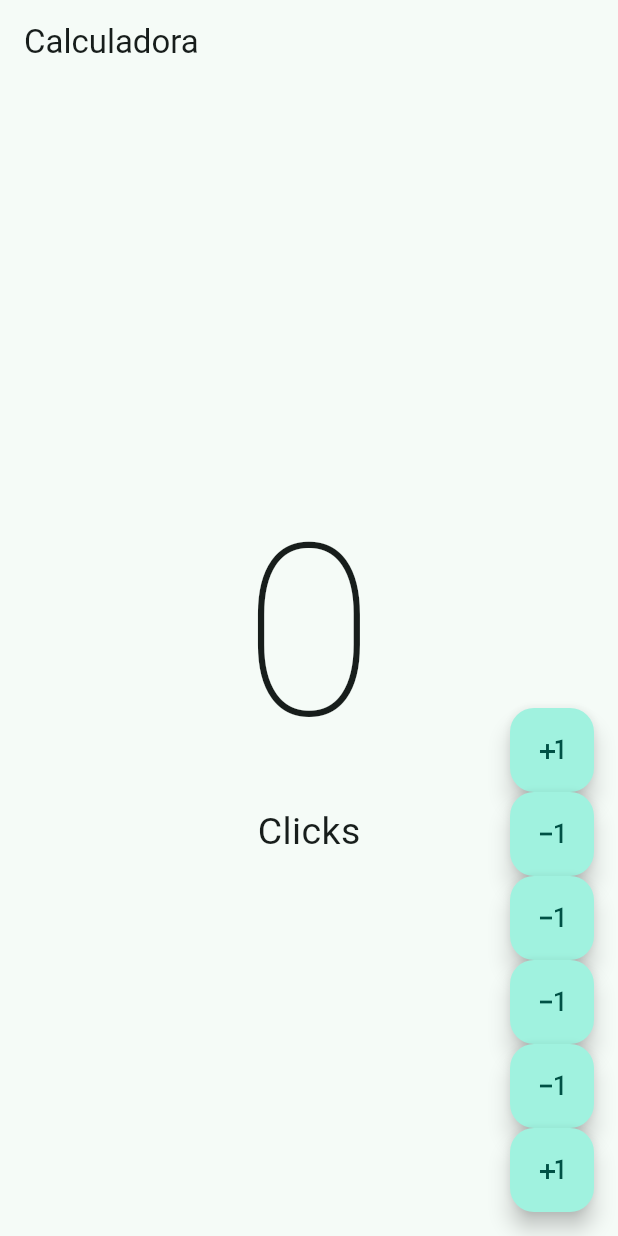
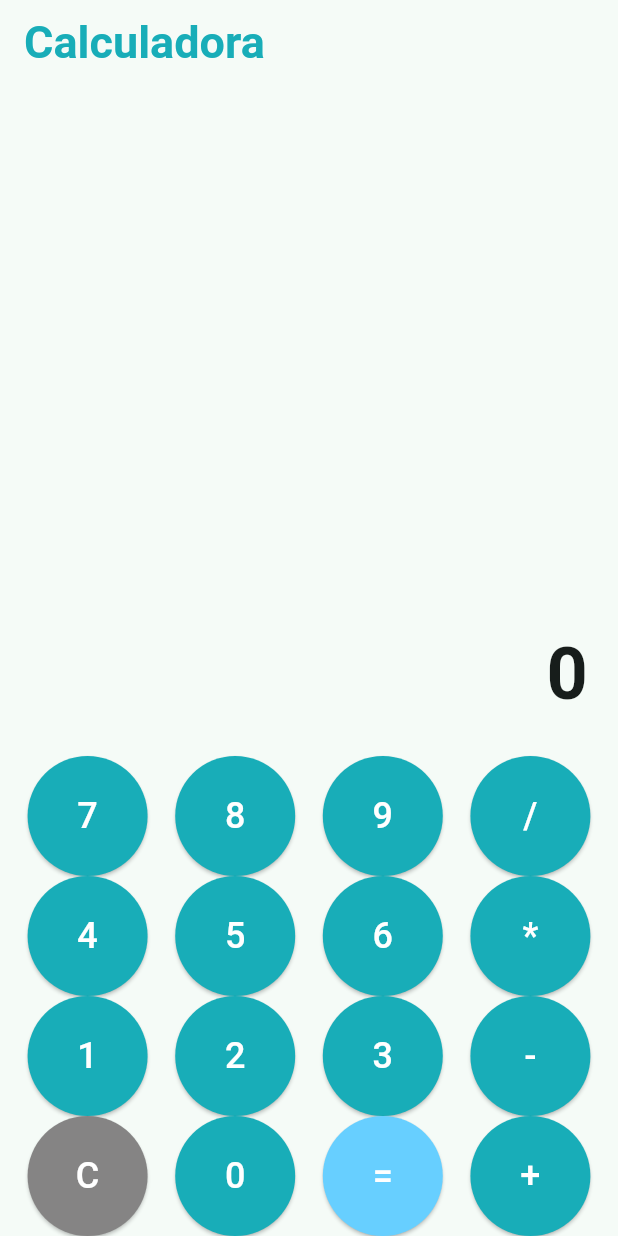
Before and after one commit to AngeloMoron05/ADSO-2711993-Edison, a Flutter app: the screen it shows after launch, on a phone screen of 412 x 824 dp. Run offline on Flutter 3.47's test engine with Material 3 defaults, Android fonts, the phone set to English and light mode, and no system bars.

Commit message:
Creando disenio de la calculadora

```diff
--- a/Flutter Android/Proyecto calculadora/calculadora/lib/calculadora/calculadora.dart
+++ b/Flutter Android/Proyecto calculadora/calculadora/lib/calculadora/calculadora.dart
@@ -4,87 +4,114 @@ class Calculadora extends StatefulWidget {
   const Calculadora({super.key});
 
   @override
-  State<Calculadora> createState() => _CalculadoraState();
+  State<Calculadora> createState() => _Calculadora();
 }
 
-class _CalculadoraState extends State<Calculadora> {
-  int clickCounter = 0;
+class _Calculadora extends State<Calculadora> {
+  String salida = "0";
+
+  void botonPresionado(String buttonText) {
+    setState(() {
+      if (salida == "0") {
+        salida = buttonText;
+      } else {
+        salida += buttonText;
+      }
+    });
+  }
+
+  void limpiar() {
+    setState(() {
+      salida = "0";
+    });
+  }
+
   @override
   Widget build(BuildContext context) {
     return Scaffold(
       appBar: AppBar(
-        title: Text('Calculadora'),
+        title: const Text('Calculadora'),
+        titleTextStyle: const TextStyle(fontSize: 30.0, fontWeight: FontWeight.bold, color:  Color.fromARGB(255, 24, 173, 184)),
       ),
-      body: Center(
-        child: Column(
-          mainAxisAlignment: MainAxisAlignment.center,
-          children: [
-            Text('$clickCounter',
-            style: const TextStyle(fontSize: 160, fontWeight: FontWeight.w100)),
-            Text("Click${clickCounter == 1 ? '' : 's'}",
-            style: const TextStyle(fontSize: 25))
-          ],
-        ),
-      ),
-      floatingActionButton: Column(
+      body: Column(
         mainAxisAlignment: MainAxisAlignment.end,
-        children: [
-          FloatingActionButton(
-            onPressed: () {
-              setState(() {
-                clickCounter++;
-              });
-            },
-            child: const Icon(Icons.plus_one),
+        children: <Widget>[
+          Container(
+            padding: const EdgeInsets.all(20.0),
+            alignment: Alignment.centerRight,
+            child: Text(
+              salida,
+              style: const TextStyle(fontSize: 48.0, fontWeight: FontWeight.bold),
+            ),
           ),
-          const SizedBox(width: 10,),
-          FloatingActionButton(
-            onPressed: () {
-              setState(() {
-                clickCounter--;
-              });
-            },
-            child: const Icon(Icons.exposure_minus_1),
+          Row(
+            mainAxisAlignment: MainAxisAlignment.spaceEvenly,
+            children: <Widget>[
+              crearBoton("7"),
+              crearBoton("8"),
+              crearBoton("9"),
+              crearBoton("/"),
+            ],
           ),
-          const SizedBox(width: 10,),
-          FloatingActionButton(
-            onPressed: () {
-              setState(() {
-                clickCounter--;
-              });
-            },
-            child: const Icon(Icons.exposure_minus_1),
+          Row(
+            mainAxisAlignment: MainAxisAlignment.spaceEvenly,
+            children: <Widget>[
+              crearBoton("4"),
+              crearBoton("5"),
+              crearBoton("6"),
+              crearBoton("*"),
+            ],
           ),
-          const SizedBox(width: 10,),
-          FloatingActionButton(
-            onPressed: () {
-              setState(() {
-                clickCounter--;
-              });
-            },
-            child: const Icon(Icons.exposure_minus_1),
+          Row(
+            mainAxisAlignment: MainAxisAlignment.spaceEvenly,
+            children: <Widget>[
+              crearBoton("1"),
+              crearBoton("2"),
+              crearBoton("3"),
+              crearBoton("-"),
+            ],
           ),
-          const SizedBox(width: 10,),
-          FloatingActionButton(
-            onPressed: () {
-              setState(() {
-                clickCounter--;
-              });
-            },
-            child: const Icon(Icons.exposure_minus_1),
-          ),
-
-          const SizedBox(width: 10,),
-          FloatingActionButton(
-            onPressed: () {
-              setState(() {
-                clickCounter--;
-              });
-            },
-            child: const Icon(Icons.plus_one),
+          Row(
+            mainAxisAlignment: MainAxisAlignment.spaceEvenly,
+            children: <Widget>[
+              crearBoton("C"),
+              crearBoton("0"),
+              crearBoton("="),
+              crearBoton("+"),
+            ],
           ),
         ],
-      )
+      ),
+    );
+  }
+
+  Widget crearBoton(String buttonText) {
+    Color buttonColor = const Color.fromARGB(255, 24, 173, 184);
+    Color textColor = Colors.white;
+
+    if (buttonText == "C") {
+      buttonColor = const Color.fromARGB(255, 133, 132, 132); // Color para el botón de limpiar
+    } else if (buttonText == "=") {
+      buttonColor = const Color.fromARGB(255, 103, 207, 255); // Color para el botón de igual
+    }
+
+    return ElevatedButton(
+      onPressed: () {
+        if (buttonText == "C") {
+          limpiar();
+        } else if (buttonText == "=") {
+        } else {
+          botonPresionado(buttonText);
+        }
+      },
+      style: ElevatedButton.styleFrom(
+        backgroundColor: buttonColor,
+        minimumSize: const Size(80, 80),
+      ),
+      child: Text(
+        buttonText,
+        style: TextStyle(fontSize: 24, color: textColor),
+      ),
     );
   }
 }
```
